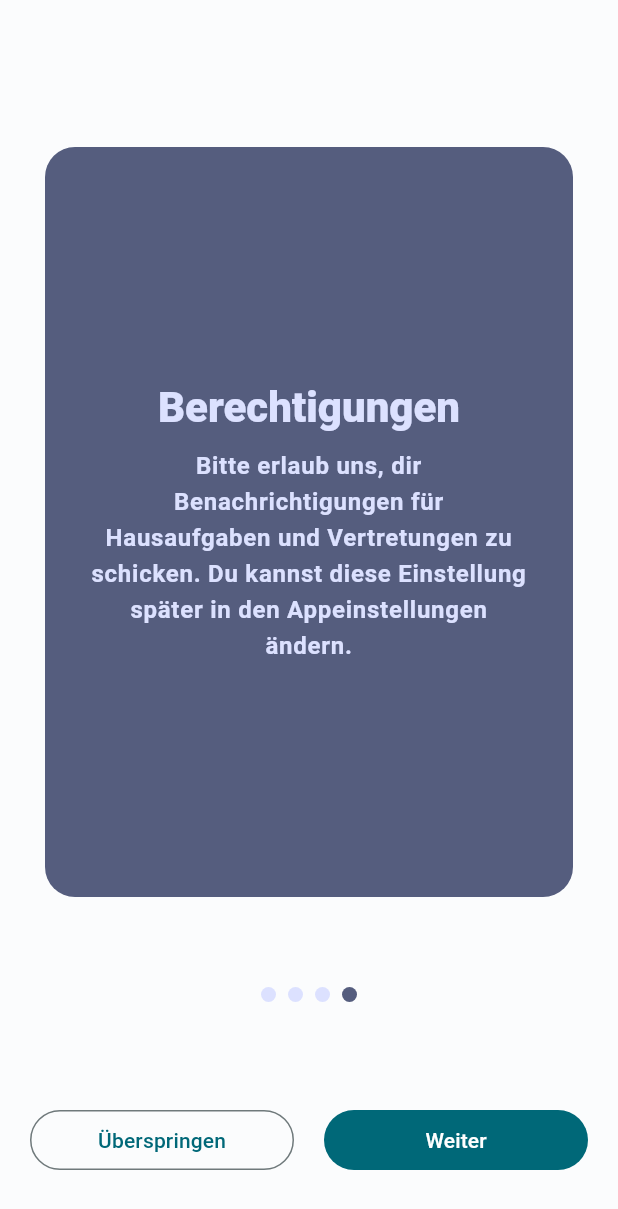
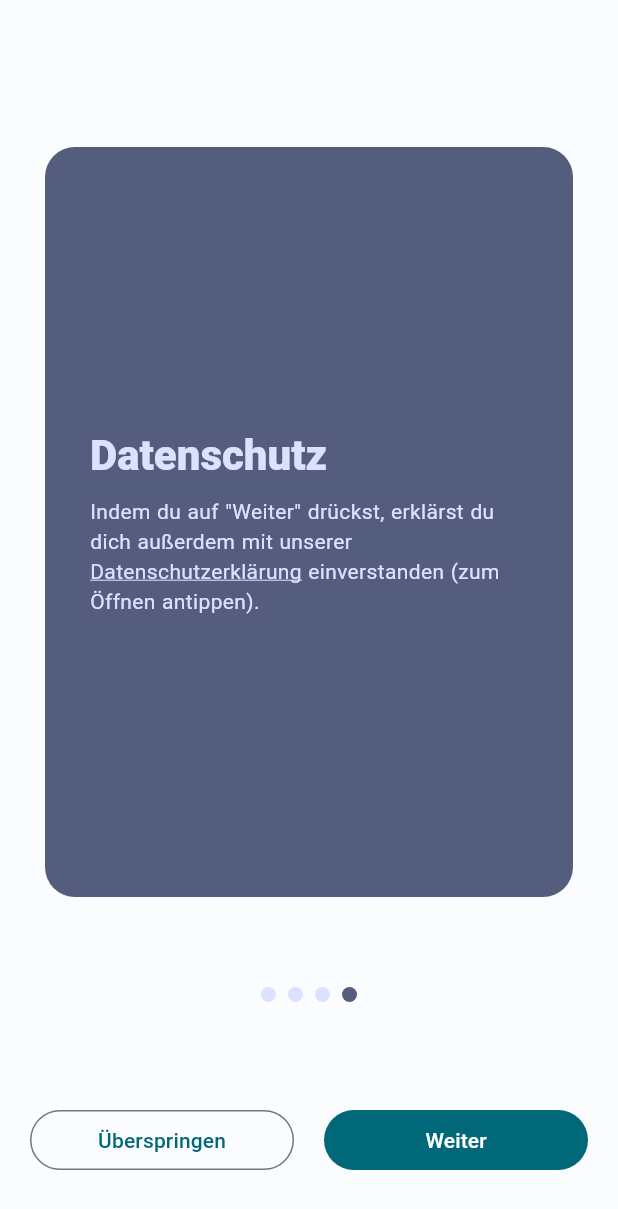
Before and after one commit to 123654-dev/annette_app_x, a Flutter app: the screen it shows after launch, swiped to page 4, on a phone screen of 412 x 824 dp. Shown: the top 1209 px of the screen. Run offline on Flutter 3.47's test engine with Material 3 defaults, Android fonts, the phone set to English and light mode, and no system bars; drawn by our look-alikes of smooth_page_indicator; our stand-ins replace animated_list_plus, connectivity_plus, dynamic_color, flutter_dotenv, flutter_local_notifications, flutter_markdown and 9 more; missing offline and left inert: flutter_pdfview, pdfx; accounts and stored records are empty.

Commit message:
Datenschutzerklärung implementiert

```diff
--- a/lib/screens/onboarding/onboarding_screen.dart
+++ b/lib/screens/onboarding/onboarding_screen.dart
@@ -1,35 +1,26 @@
 import 'package:annette_app_x/providers/notifications.dart';
 import 'package:annette_app_x/screens/onboarding/app_config.dart';
+import 'package:flutter/gestures.dart';
 import 'package:flutter/material.dart';
+import 'package:flutter_markdown/flutter_markdown.dart';
+import 'package:phosphor_flutter/phosphor_flutter.dart';
 import 'package:smooth_page_indicator/smooth_page_indicator.dart';
+import 'package:flutter/services.dart' show rootBundle;
+import 'package:url_launcher/url_launcher.dart';
+import 'package:url_launcher/url_launcher_string.dart';
 
 class OnboardingSegment {
   final String title;
-  final String description;
+  final Widget description;
   final String? imagePath;
+  TextStyle? style;
 
-  const OnboardingSegment(
-      {required this.title, required this.description, this.imagePath});
+  OnboardingSegment(
+      {required this.title,
+      required this.description,
+      this.imagePath,
+      this.style});
 }
-
-const segments = [
-  OnboardingSegment(
-      title: "Annette App X",
-      description: "Herzlich willkommen zur brandneuen Annette App X!"),
-  OnboardingSegment(
-      title: "Neue Features",
-      description:
-          "Die Annette App X enthält einige brandneue Features, die dir bestimmt gefallen werden und besticht mit ihrem neuen Design!"),
-  OnboardingSegment(
-      title: "Wir suchen dich!",
-      description:
-          "Die Annette App wird momentan von der Annette-Softwareentwicklungs-AG gewartet. Wenn du Lust hast, mitzumachen, melde dich bei uns!"),
-  OnboardingSegment(
-    title: "Berechtigungen",
-    description:
-        "Bitte erlaub uns, dir Benachrichtigungen für Hausaufgaben und Vertretungen zu schicken. Du kannst diese Einstellung später in den Appeinstellungen ändern.",
-  ),
-];
 
 class Onboarding extends StatefulWidget {
   const Onboarding({super.key});
@@ -49,6 +40,52 @@ class _OnboardingState extends State<Onboarding> {
 
   @override
   Widget build(BuildContext context) {
+    final textStyle =
+        TextStyle(color: Theme.of(context).colorScheme.tertiaryContainer);
+
+    var segments = [
+      OnboardingSegment(
+          title: "Annette App X",
+          description: Text(
+              "Herzlich willkommen zur brandneuen Annette App X! Die Annette App X enthält einige brandneue Features, die dir bestimmt gefallen werden und besticht mit ihrem neuen Design!",
+              style: textStyle)),
+      OnboardingSegment(
+          title: "Wir suchen dich!",
+          description: Text(
+              "Die Annette App wird momentan von der Annette-Softwareentwicklungs-AG gewartet. Wenn du Lust hast, mitzumachen, melde dich bei uns!",
+              style: textStyle)),
+      OnboardingSegment(
+        title: "Berechtigungen",
+        description: Text(
+            "Bitte erlaub uns, dir Benachrichtigungen für Hausaufgaben und Vertretungen zu schicken. Du kannst diese Einstellung später in den Appeinstellungen ändern.",
+            style: textStyle),
+      ),
+      OnboardingSegment(
+          title: "Datenschutz",
+          description: Text.rich(
+            TextSpan(
+              text:
+                  "Indem du auf \"Weiter\" drückst, erklärst du dich außerdem mit unserer ",
+              style: textStyle,
+              children: <InlineSpan>[
+                TextSpan(
+                  text: "Datenschutzerklärung",
+                  style: textStyle.copyWith(
+                      decoration: TextDecoration.underline,
+                      decorationColor: textStyle.color),
+                  recognizer: TapGestureRecognizer()
+                    ..onTap = () async {
+                      await showPrivacyPolicy(context);
+                    },
+                ),
+                TextSpan(
+                    text: " einverstanden (zum Öffnen antippen).",
+                    style: textStyle)
+              ],
+            ),
+          )),
+    ];
+
     _pageController.addListener(() {
       setState(() {
         _currentPage = _pageController.page!.round();
@@ -75,6 +112,7 @@ class _OnboardingState extends State<Onboarding> {
                               padding: const EdgeInsets.all(30),
                               child: Column(
                                   mainAxisAlignment: MainAxisAlignment.center,
+                                  crossAxisAlignment: CrossAxisAlignment.start,
                                   children: <Widget>[
                                     if (segments[index].imagePath != null)
                                       Image.asset(segments[index].imagePath!),
@@ -88,21 +126,10 @@ class _OnboardingState extends State<Onboarding> {
                                               color: Theme.of(context)
                                                   .colorScheme
                                                   .tertiaryContainer),
-                                      textAlign: TextAlign.center,
+                                      textAlign: TextAlign.left,
                                     ),
                                     const SizedBox(height: 10),
-                                    Text(
-                                      segments[index].description,
-                                      style: Theme.of(context)
-                                          .textTheme
-                                          .bodyLarge
-                                          ?.copyWith(
-                                              fontWeight: FontWeight.w600,
-                                              color: Theme.of(context)
-                                                  .colorScheme
-                                                  .tertiaryContainer),
-                                      textAlign: TextAlign.center,
-                                    ),
+                                    segments[index].description,
                                   ]),
                             ),
                           ),
@@ -170,6 +197,27 @@ class _OnboardingState extends State<Onboarding> {
   }
 }
 
+Future<void> showPrivacyPolicy(BuildContext context) async {
+  //Load from resource file
+
+  var markdown = await rootBundle.loadString('assets/texts/privacy.md');
+  showModalBottomSheet(
+    context: context,
+    builder: (context) => Scaffold(
+        appBar: AppBar(
+          title: const Text("Datenschutzerklärung"),
+        ),
+        body: Markdown(
+          data: markdown,
+          onTapLink: (text, href, title) {
+            if (href != null) {
+              launchUrlString(href);
+            }
+          },
+        )),
+  );
+}
+
 void showConfigurationScreen(BuildContext context) {
   Navigator.of(context).push(MaterialPageRoute(
       builder: (context) => const AppConfigScreen(),
--- a/pubspec.yaml
+++ b/pubspec.yaml
@@ -64,6 +64,7 @@ dependencies:
   flutter_dotenv: ^5.1.0
 
   timezone: any
+  flutter_markdown: ^0.7.3
 dependency_overrides:
   web_socket_channel: 2.4.0
 
@@ -92,6 +93,7 @@ flutter:
 
   assets:
     - .env
+    - assets/texts/privacy.md
   # To add assets to your application, add an assets section, like this:
   # assets:
   #   - images/a_dot_burr.jpeg
```
Also changed, not shown: pubspec.lock, 2 other files.
